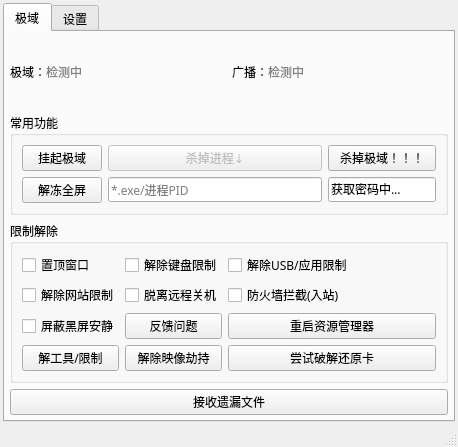
First picture: the form in NTD.ui, repository LYXOfficial/NoTopDomain, before the edit.
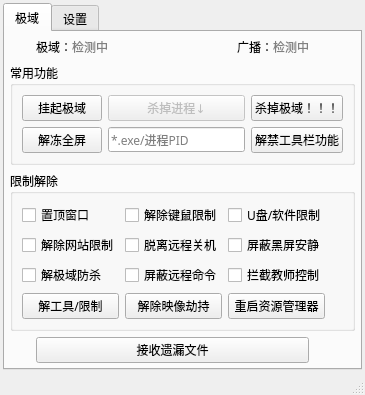
Second picture: the form after the edit.

Diff of the .ui file:
```diff
--- a/NTD.ui
+++ b/NTD.ui
@@ -6,8 +6,8 @@
    <rect>
     <x>0</x>
     <y>0</y>
-    <width>458</width>
-    <height>447</height>
+    <width>365</width>
+    <height>375</height>
    </rect>
   </property>
   <property name="font">
@@ -58,21 +58,66 @@
         <property name="bottomMargin">
          <number>5</number>
         </property>
-        <item row="0" column="0">
+        <item row="0" column="3">
+         <widget class="QLabel" name="label_5">
+          <property name="maximumSize">
+           <size>
+            <width>40</width>
+            <height>16777215</height>
+           </size>
+          </property>
+          <property name="text">
+           <string/>
+          </property>
+         </widget>
+        </item>
+        <item row="0" column="1">
          <widget class="QLabel" name="StudentRunning">
           <property name="text">
            <string>极域：&lt;span style=&quot;color:grey&quot;&gt;检测中&lt;/span&gt;</string>
           </property>
+          <property name="margin">
+           <number>0</number>
+          </property>
          </widget>
         </item>
-        <item row="0" column="1">
+        <item row="0" column="2">
          <widget class="QLabel" name="GBing">
+          <property name="layoutDirection">
+           <enum>Qt::LeftToRight</enum>
+          </property>
           <property name="text">
            <string>广播：&lt;span style=&quot;color:grey&quot;&gt;检测中&lt;/span&gt;</string>
           </property>
+          <property name="alignment">
+           <set>Qt::AlignRight|Qt::AlignTrailing|Qt::AlignVCenter</set>
+          </property>
+          <property name="margin">
+           <number>0</number>
+          </property>
          </widget>
         </item>
-        <item row="1" column="0" colspan="2">
+        <item row="3" column="1" colspan="2">
+         <widget class="QPushButton" name="WhereIsMyFile">
+          <property name="text">
+           <string>接收遗漏文件</string>
+          </property>
+         </widget>
+        </item>
+        <item row="0" column="0">
+         <widget class="QLabel" name="label_6">
+          <property name="maximumSize">
+           <size>
+            <width>20</width>
+            <height>16777215</height>
+           </size>
+          </property>
+          <property name="text">
+           <string/>
+          </property>
+         </widget>
+        </item>
+        <item row="1" column="0" colspan="4">
          <widget class="QGroupBox" name="groupBox">
           <property name="title">
            <string>常用功能</string>
@@ -117,34 +162,25 @@
             </widget>
            </item>
            <item row="1" column="7" colspan="6">
-            <widget class="QLineEdit" name="TDPwd">
-             <property name="enabled">
-              <bool>true</bool>
-             </property>
+            <widget class="QPushButton" name="EnableTDBar">
              <property name="text">
-              <string>获取密码中...</string>
-             </property>
-             <property name="alignment">
-              <set>Qt::AlignLeading|Qt::AlignLeft|Qt::AlignVCenter</set>
-             </property>
-             <property name="readOnly">
-              <bool>true</bool>
+              <string>解禁工具栏功能</string>
              </property>
             </widget>
            </item>
           </layout>
          </widget>
         </item>
-        <item row="2" column="0" colspan="2">
+        <item row="2" column="0" colspan="4">
          <widget class="QGroupBox" name="groupBox_2">
           <property name="title">
            <string>限制解除</string>
           </property>
           <layout class="QGridLayout" name="gridLayout_3">
-           <item row="2" column="2">
-            <widget class="QCheckBox" name="FireWall">
+           <item row="3" column="0">
+            <widget class="QCheckBox" name="UnlockTDHook">
              <property name="text">
-              <string>防火墙拦截(入站)</string>
+              <string>解极域防杀</string>
              </property>
             </widget>
            </item>
@@ -156,9 +192,9 @@
             </widget>
            </item>
            <item row="3" column="1">
-            <widget class="QPushButton" name="feedback">
+            <widget class="QCheckBox" name="NoCommand">
              <property name="text">
-              <string>反馈问题</string>
+              <string>屏蔽远程命令</string>
              </property>
             </widget>
            </item>
@@ -186,7 +222,7 @@
            <item row="0" column="2" colspan="2">
             <widget class="QCheckBox" name="USBYes">
              <property name="text">
-              <string>解除USB/应用限制</string>
+              <string>U盘/软件限制</string>
              </property>
             </widget>
            </item>
@@ -200,41 +236,34 @@
            <item row="0" column="1">
             <widget class="QCheckBox" name="KeyboardYes">
              <property name="text">
-              <string>解除键盘限制</string>
+              <string>解除键鼠限制</string>
              </property>
             </widget>
            </item>
-           <item row="3" column="0">
+           <item row="2" column="2">
             <widget class="QCheckBox" name="NoBlackScreen">
              <property name="text">
               <string>屏蔽黑屏安静</string>
              </property>
             </widget>
            </item>
-           <item row="3" column="2" colspan="2">
+           <item row="4" column="2">
             <widget class="QPushButton" name="RestartExplorer">
              <property name="text">
               <string>重启资源管理器</string>
              </property>
             </widget>
            </item>
-           <item row="4" column="2" colspan="2">
-            <widget class="QPushButton" name="NoRes">
+           <item row="3" column="2">
+            <widget class="QCheckBox" name="NoControl">
              <property name="text">
-              <string>尝试破解还原卡</string>
+              <string>拦截教师控制</string>
              </property>
             </widget>
            </item>
           </layout>
          </widget>
         </item>
-        <item row="3" column="0" colspan="2">
-         <widget class="QPushButton" name="WhereIsMyFile">
-          <property name="text">
-           <string>接收遗漏文件</string>
-          </property>
-         </widget>
-        </item>
        </layout>
       </widget>
       <widget class="QWidget" name="tab_3">
```
Left out of the diff: 24 changed lines with no effect on the pictures.
